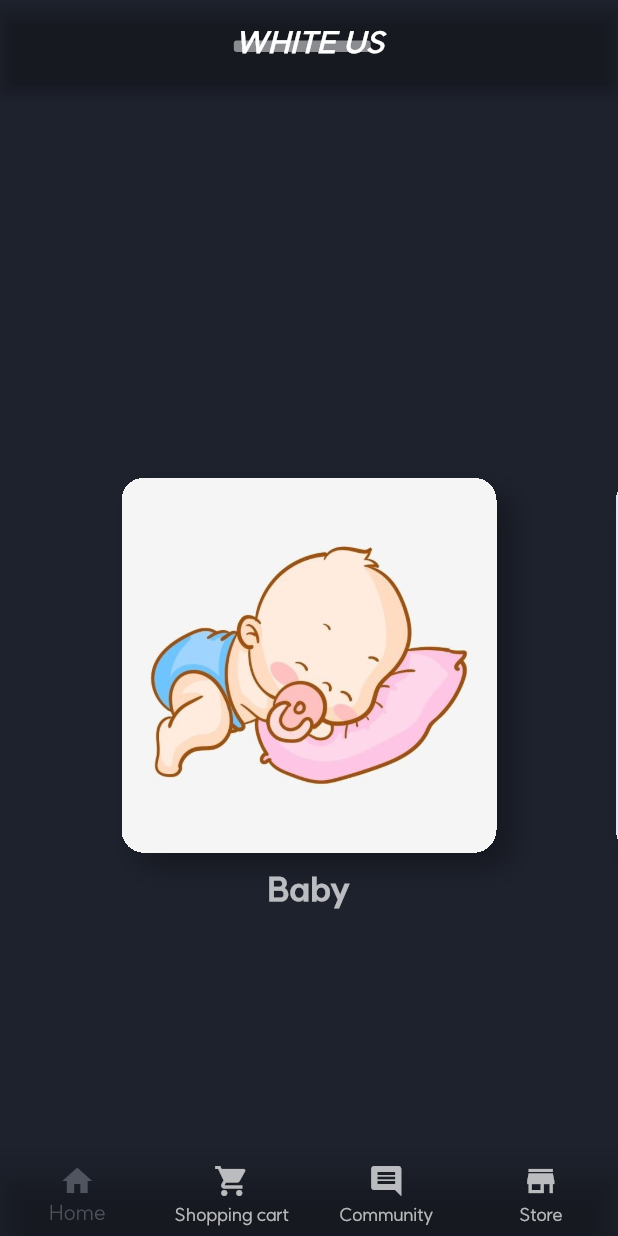
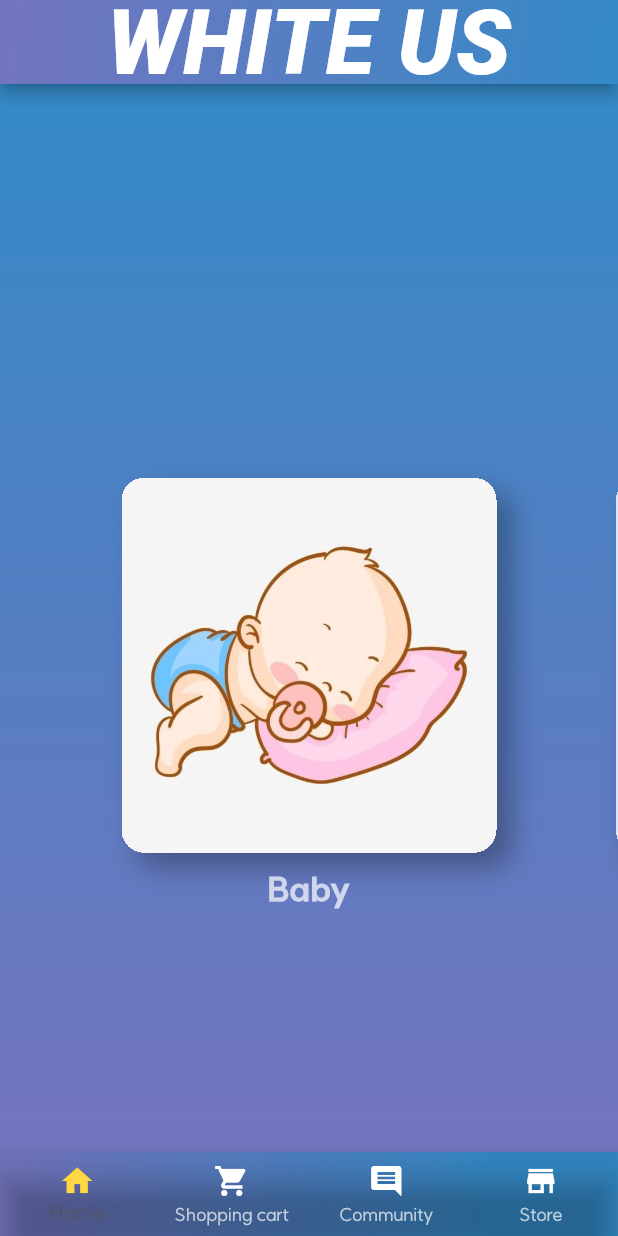
Before and after one commit to DongkwanKim00/whiteUs, a Flutter app: the screen it shows after launch, on a phone screen of 412 x 824 dp. Run offline on Flutter 3.47's test engine with Material 2 defaults, Android fonts, the phone set to English and light mode, and no system bars; our stand-ins replace audioplayers, file_picker, shared_preferences, youtube_player_flutter; Roboto replaces fonts that are missing (Handwriting); project files that could hold a hidden picture were left out.

Commit message:
디자인(초기버전)

```diff
--- a/whiteus/lib/BaseScreen/base_screen.dart
+++ b/whiteus/lib/BaseScreen/base_screen.dart
@@ -89,18 +89,70 @@ class _BaseScreenState extends State<BaseScreen> {
   Widget build(BuildContext context) {
     return Scaffold(
       appBar: AppBar(
-        title: const HighLightedText(
-          'WHITE US',
-          color:Colors.white,
-          fontSize:20,
+        title: new Text(
+          "WHITE US",
+          style: new TextStyle(
+            fontWeight: FontWeight.w900,
+            fontFamily: 'Handwriting',
+            fontSize:60,
+          ),
         ),
         centerTitle: true,
+        // App bar gradient 효과 추가(형권)
+        flexibleSpace: new Container(
+          decoration: BoxDecoration(
+            gradient: LinearGradient(
+              begin: Alignment.topLeft,
+              end: Alignment.bottomRight,
+              colors: <Color>[
+                Color(0Xff7474BF),
+                Color(0Xff348AC7),
+
+              ],
+            ),
+          ),
+        ),
         backgroundColor: Colors.transparent, //투명으로 바꿈.
       ),
       body: Center(
-        child: _widgetOptions.elementAt(_selectedIndex),
+        child:Container(
+          height: MediaQuery.of(context).size.height,
+          width: MediaQuery.of(context).size.width,
+          alignment: Alignment.center,
+          decoration: BoxDecoration(
+            gradient: LinearGradient(
+              begin:Alignment.topRight,
+              end: Alignment.bottomRight,
+              colors: [
+                Color(0Xff348AC7),
+                Color(0Xff7474BF),
+              ]
+            )
+          ),
+          child: _widgetOptions.elementAt(_selectedIndex),
+        )
       ),
-      bottomNavigationBar: BottomNavigationBar(
+      bottomNavigationBar: _createBottomNavigationBar(),
+    );
+  }
+
+  // bottom navigation bar도 gradient효과 주려고 분리함(형권)
+  Widget _createBottomNavigationBar(){
+    return Container(
+      decoration: BoxDecoration(
+        gradient: LinearGradient(
+          colors: [
+            Color(0Xff7474BF),
+            Color(0Xff348AC7),
+          ],
+          begin: Alignment.topLeft,
+          end: Alignment.topRight,
+          stops: [0.0, 0.8],
+          tileMode: TileMode.clamp,
+        ),
+      ),
+
+        child: BottomNavigationBar(
         items: const <BottomNavigationBarItem>[
           BottomNavigationBarItem(
             icon: Icon(Icons.home),
@@ -123,7 +175,12 @@ class _BaseScreenState extends State<BaseScreen> {
         currentIndex: _selectedIndex,
         backgroundColor: Colors.transparent, //투명한게 깔끔해서 바꿈.
         onTap: _onItemTapped,
-      ),
+        selectedIconTheme: IconThemeData(color: Colors.amberAccent),
+        unselectedIconTheme: IconThemeData(color: Colors.white),
+      )
     );
   }
+
+
+
 }
--- a/whiteus/lib/main.dart
+++ b/whiteus/lib/main.dart
@@ -16,7 +16,8 @@ class MyApp extends StatelessWidget {
       theme: ThemeData(
         brightness: Brightness.dark,
         primaryColor: const Color.fromRGBO(40, 44, 55, 1),
-        scaffoldBackgroundColor: const Color.fromRGBO(30, 34, 45, 1),
+        //이게 배경임
+        scaffoldBackgroundColor: const Color.fromRGBO(14, 14, 15, 0),
         fontFamily: "SUIT", //suit 폰트 적용(형권)
         textTheme: const TextTheme(
           displayLarge: TextStyle(fontSize: 72.0, fontWeight: FontWeight.bold, color: Colors.white70),
@@ -30,5 +31,7 @@ class MyApp extends StatelessWidget {
       ),
       home: const BaseScreen(),
     );
+
+
   }
 }
--- a/whiteus/pubspec.yaml
+++ b/whiteus/pubspec.yaml
@@ -129,3 +129,6 @@ flutter:
           weight: 200
         - asset: assets/fonts/SUIT-Thin.otf
           weight: 100
+    - family: Handwriting
+      fonts:
+        - asset: assets/fonts/Handwriting.ttf
```
Also changed, not shown: whiteus/assets/fonts/Rembank.otf (added), 1 other file.
